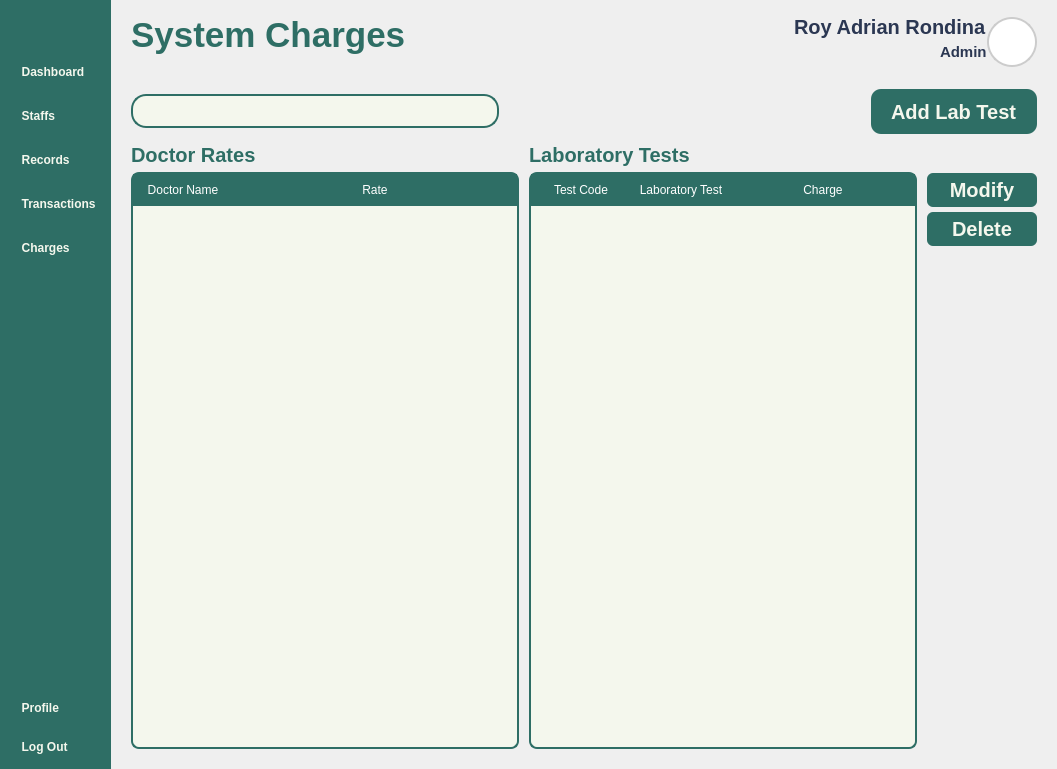
First picture: the form in Views/Admin_Charges.ui, repository VinsmokeSanji69/COVACHA_CLINIC_SYSTEM, before the edit.
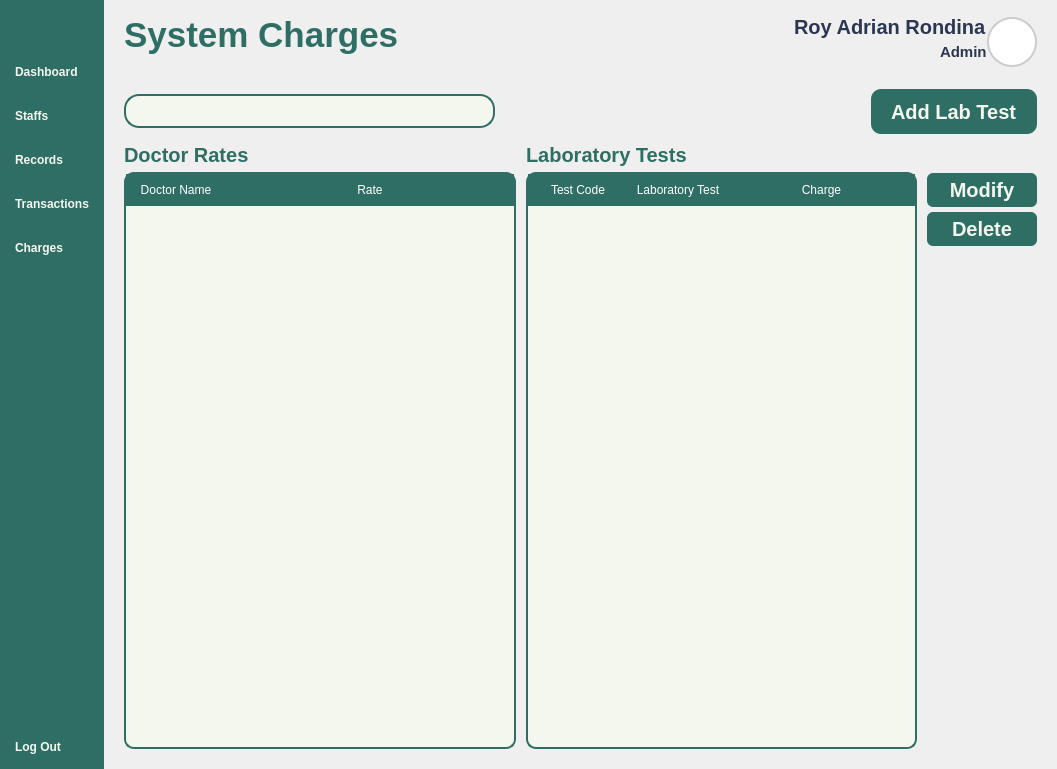
Second picture: the form after the edit. Icons and pictures are not drawn.

```diff
--- a/Views/Admin_Charges.ui
+++ b/Views/Admin_Charges.ui
@@ -159,7 +159,7 @@
            <string notr="true"/>
           </property>
           <property name="text">
-           <string>  Dashboard</string>
+           <string>Dashboard</string>
           </property>
           <property name="icon">
            <iconset resource="../Images/resources.qrc">
@@ -182,7 +182,7 @@
            <string notr="true"/>
           </property>
           <property name="text">
-           <string>  Staffs</string>
+           <string>Staffs</string>
           </property>
           <property name="icon">
            <iconset resource="../Images/resources.qrc">
@@ -205,7 +205,7 @@
            <string notr="true"/>
           </property>
           <property name="text">
-           <string>  Records</string>
+           <string>Records</string>
           </property>
           <property name="icon">
            <iconset resource="../Images/resources.qrc">
@@ -228,7 +228,7 @@
            <string notr="true"/>
           </property>
           <property name="text">
-           <string>  Transactions</string>
+           <string>Transactions</string>
           </property>
           <property name="icon">
            <iconset resource="../Images/resources.qrc">
@@ -253,7 +253,7 @@
 }</string>
           </property>
           <property name="text">
-           <string>  Charges</string>
+           <string>Charges</string>
           </property>
           <property name="icon">
            <iconset resource="../Images/resources.qrc">
@@ -287,29 +287,6 @@
         <property name="spacing">
          <number>15</number>
         </property>
-        <item>
-         <widget class="QPushButton" name="ProfileButton">
-          <property name="toolTip">
-           <string>View Profile Settings</string>
-          </property>
-          <property name="styleSheet">
-           <string notr="true"/>
-          </property>
-          <property name="text">
-           <string>  Profile</string>
-          </property>
-          <property name="icon">
-           <iconset resource="../Images/resources.qrc">
-            <normaloff>:/lucide/icons/user-round-cog.svg</normaloff>:/lucide/icons/user-round-cog.svg</iconset>
-          </property>
-          <property name="iconSize">
-           <size>
-            <width>40</width>
-            <height>40</height>
-           </size>
-          </property>
-         </widget>
-        </item>
         <item alignment="Qt::AlignVCenter">
          <widget class="QPushButton" name="LogOutButton">
           <property name="toolTip">
@@ -319,7 +296,7 @@
            <string notr="true"/>
           </property>
           <property name="text">
-           <string>  Log Out</string>
+           <string>Log Out</string>
           </property>
           <property name="icon">
            <iconset resource="../Images/resources.qrc">
@@ -751,8 +728,8 @@
                     </property>
                     <property name="iconSize">
                      <size>
-                      <width>30</width>
-                      <height>30</height>
+                      <width>35</width>
+                      <height>35</height>
                      </size>
                     </property>
                    </widget>
@@ -922,8 +899,8 @@
                       <rect>
                        <x>0</x>
                        <y>0</y>
-                       <width>243</width>
-                       <height>568</height>
+                       <width>251</width>
+                       <height>563</height>
                       </rect>
                      </property>
                      <layout class="QVBoxLayout" name="verticalLayout_6">
@@ -948,13 +925,12 @@
                          <string notr="true">QTableWidget {
 	background-color: #F4F7ED;
 	gridline-color: transparent;
-	border-radius: 8px;
+	border-radius: 10px;
 	border: 2px solid #2E6E65;
 }
 QTableWidget::item {
 	border: none;
-	font:500 16pt &quot;Satoshi&quot;;
-	color: #2B3752;
+	font: 16pt &quot;Lexend&quot;;
 }
 QTableWidget::item:selected {
 	background-color: rgba(46, 110, 101, 0.3);
@@ -963,10 +939,9 @@
 	background-color: #2E6E65;
 	color: white;
 	padding: 5px;
-	font: 700 15pt &quot;Satoshi&quot;;
+	font: 18px &quot;Lexend Medium&quot;;
 	border: 2px solid #2E6E65;
-}
-</string>
+}</string>
                         </property>
                         <property name="sizeAdjustPolicy">
                          <enum>QAbstractScrollArea::AdjustToContents</enum>
@@ -1037,8 +1012,8 @@
                       <rect>
                        <x>0</x>
                        <y>0</y>
-                       <width>379</width>
-                       <height>568</height>
+                       <width>387</width>
+                       <height>563</height>
                       </rect>
                      </property>
                      <layout class="QVBoxLayout" name="verticalLayout_7">
@@ -1063,13 +1038,12 @@
                          <string notr="true">QTableWidget {
 	background-color: #F4F7ED;
 	gridline-color: transparent;
-	border-radius: 8px;
+	border-radius: 10px;
 	border: 2px solid #2E6E65;
 }
 QTableWidget::item {
 	border: none;
-	font:500 16pt &quot;Satoshi&quot;;
-	color: #2B3752;
+	font: 16pt &quot;Lexend&quot;;
 }
 QTableWidget::item:selected {
 	background-color: rgba(46, 110, 101, 0.3);
@@ -1078,10 +1052,9 @@
 	background-color: #2E6E65;
 	color: white;
 	padding: 5px;
-	font: 700 15pt &quot;Satoshi&quot;;
+	font: 18px &quot;Lexend Medium&quot;;
 	border: 2px solid #2E6E65;
-}
-</string>
+}</string>
                         </property>
                         <property name="sizeAdjustPolicy">
                          <enum>QAbstractScrollArea::AdjustToContents</enum>
```
Left out of the diff: 16 changed lines with no effect on the pictures.
